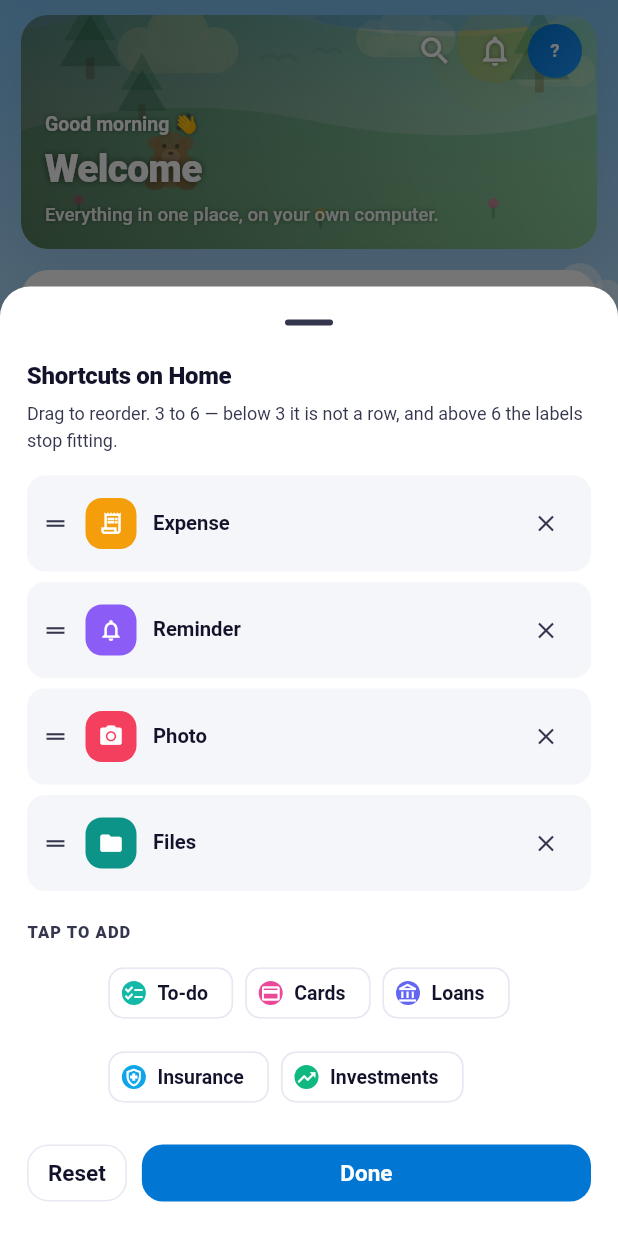
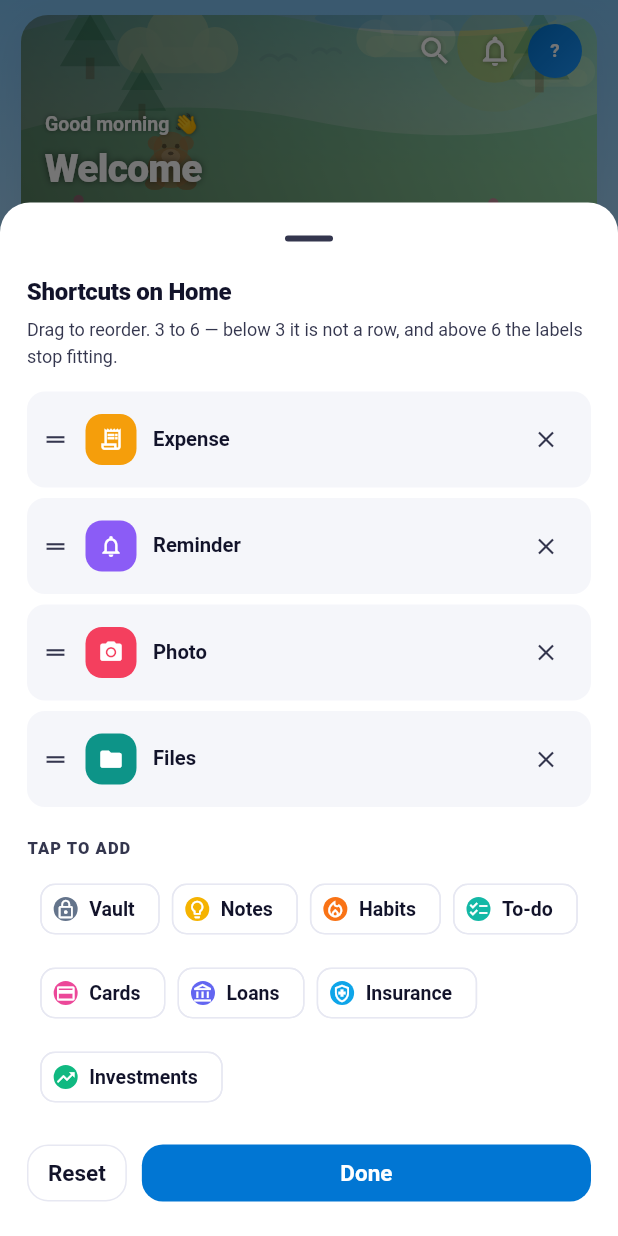
Before and after one commit to iamRaghudarshan/safenest-mobile, a Flutter app: the DashboardScreen screen opened directly with empty values, after a tap on "Add", on a phone screen of 412 x 824 dp. Run offline on Flutter 3.47's test engine with Material 3 defaults, Android fonts, the phone set to English and light mode, and no system bars; our stand-ins replace battery_plus, file_picker, firebase_core, firebase_messaging, flutter_local_notifications, flutter_secure_storage and 9 more; missing offline and left inert: cunning_document_scanner, photo_manager, workmanager; accounts and stored records are empty; network calls fail.

Commit message:
Offer every screen as a shortcut, and to the right people
Two faults in what was committed an hour ago, both of which would have shipped
looking fine.

VAULT AND NOTES WERE NOT OFFERED. `kModules` is the seven that share the
generic list-and-sheet; Gallery, Documents, Vault, Notes and Habits are screens
of their own and are not in it. Building the choices from `kModules` plus the
two obvious extras silently left out the very modules this feature exists to
put on Home — the commit message named them as the reason for the work and the
code could not produce them. The list is now checked against `kAllModuleKeys`,
which is the one place both halves are written down.

AND THE PERMISSION FILTER WAS NEVER CONNECTED. `shortcutChoices` took an
`allowed` set and nothing ever passed one, so every module was offered to
everybody — including accounts that cannot open them. HomeScreen already asks
the server and holds the answer, so it hands it to Dashboard and Profile, and
both pass it on. Null still means "not known yet" and offers everything:
unreachable is not the same as forbidden, and hiding everything while a
permissions call is in flight would leave somebody looking at a row they cannot
change with no reason given.

Both are pinned. The filter test is the kind worth having precisely because the
code read correctly the whole time.

Co-Authored-By: Claude Opus 5 (1M context) <noreply@anthropic.com>

```diff
--- a/lib/screens/dashboard_screen.dart
+++ b/lib/screens/dashboard_screen.dart
@@ -35,6 +35,7 @@ class DashboardScreen extends StatefulWidget {
   const DashboardScreen({
     super.key,
     required this.onOpen,
+    this.allowed,
     this.refreshTick = 0,
     this.initialData,
     this.initialBrief,
@@ -42,6 +43,11 @@ class DashboardScreen extends StatefulWidget {
 
   /// Opens another tab or module by key — 'expenses', 'gallery', 'modules'.
   final void Function(String key) onOpen;
+
+  /// Which modules this account may open, or null while it is still being
+  /// asked. A shortcut to something withdrawn is a button that apologises, so
+  /// it is neither drawn nor offered.
+  final Set<String>? allowed;
 
   /// Home bumps this when a pushed module returns; a change re-reads the
   /// dashboard so a habit (or anything) added on another screen shows here.
@@ -67,7 +73,9 @@ class _DashboardScreenState extends State<DashboardScreen> {
   /// would be the one thing on screen that did not follow.
   List<({String key, String label, IconData icon, Color colour})>
       get _shortcuts {
-    final known = {for (final c in shortcutChoices()) c.key: c};
+    final known = {
+      for (final c in shortcutChoices(allowed: widget.allowed)) c.key: c
+    };
     final out = [
       for (final k in Customize.homeShortcuts)
         if (known[k] != null) known[k]!,
@@ -84,7 +92,7 @@ class _DashboardScreenState extends State<DashboardScreen> {
   }
 
   Future<void> _customiseShortcuts() async {
-    await showHomeShortcutsSheet(context);
+    await showHomeShortcutsSheet(context, allowed: widget.allowed);
     if (mounted) setState(() {});
   }
 
--- a/lib/screens/home_screen.dart
+++ b/lib/screens/home_screen.dart
@@ -301,7 +301,8 @@ class _HomeScreenState extends State<HomeScreen> {
                 onOpenFiles: () => _open('documents'),
                 onOpen: _open,
               )
-            : DashboardScreen(onOpen: _open, refreshTick: _refreshTick);
+            : DashboardScreen(
+                onOpen: _open, allowed: _allowed, refreshTick: _refreshTick);
       case 'modules':
         return ModulesScreen(
             onOpen: _open, allowed: _allowed, refreshTick: _refreshTick);
@@ -327,6 +328,7 @@ class _HomeScreenState extends State<HomeScreen> {
           themeMode: widget.themeMode,
           onThemeChanged: widget.onThemeChanged,
           onCustomiseNav: _customiseNav,
+          allowed: _allowed,
         );
       default:
         return const SizedBox.shrink();
--- a/lib/widgets/home_shortcuts_sheet.dart
+++ b/lib/widgets/home_shortcuts_sheet.dart
@@ -18,10 +18,12 @@ import '../theme.dart';
 
 /// Everything that may sit on Home, in the order it is offered.
 ///
-/// Drawn from the module catalogue rather than written out again, so a module
-/// added later is offerable without touching this file — but Gallery and
-/// Documents are named explicitly because they are screens of their own and
-/// are not in `kModules`.
+/// `kModules` is the seven that share the generic list-and-sheet. Gallery,
+/// Documents, Vault, Notes and Habits are screens of their own and are NOT in
+/// it — which is exactly why they could never reach Home, and why leaving them
+/// out here would have shipped this feature without the thing it was for.
+/// `kAllModuleKeys` is the list that holds both halves, and it is what the
+/// count below is checked against.
 List<({String key, String label, IconData icon, Color colour})> shortcutChoices(
     {Set<String>? allowed}) {
   final out = <({String key, String label, IconData icon, Color colour})>[
@@ -36,6 +38,24 @@ List<({String key, String label, IconData icon, Color colour})> shortcutChoices(
       label: 'Files',
       icon: Icons.folder,
       colour: kModuleColours['documents'] ?? Colors.teal
+    ),
+    (
+      key: 'vault',
+      label: 'Vault',
+      icon: Icons.lock_outline,
+      colour: kModuleColours['vault'] ?? Colors.indigo
+    ),
+    (
+      key: 'notes',
+      label: 'Notes',
+      icon: Icons.lightbulb_outline,
+      colour: kModuleColours['notes'] ?? Colors.amber
+    ),
+    (
+      key: 'habits',
+      label: 'Habits',
+      icon: Icons.local_fire_department_outlined,
+      colour: kModuleColours['habits'] ?? Colors.deepOrange
     ),
     for (final m in kModules)
       (
```
Also changed, not shown: lib/screens/profile_screen.dart (+6 -1 lines), 1 other file.
